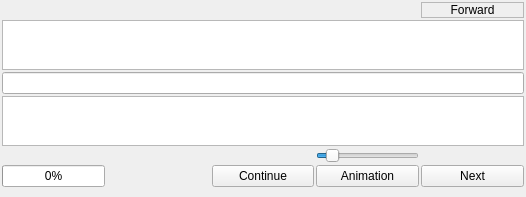
First picture: the form in src/openalea/lpy/gui/debugger_right_ui.ui, repository openalea/lpy, before the edit.
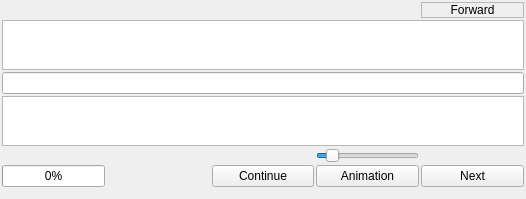
Second picture: the form after the edit. Icons and pictures are not drawn.

Commit message: fix pb with missing font

Patch:
```diff
--- a/src/openalea/lpy/gui/debugger_right_ui.ui
+++ b/src/openalea/lpy/gui/debugger_right_ui.ui
@@ -1,12 +1,12 @@
 <ui version="4.0" >
  <class>Form</class>
- <widget class="QWidget" name="Form" >
-  <property name="geometry" >
+ <widget class="QWidget" name="Form">
+  <property name="geometry">
    <rect>
     <x>0</x>
     <y>0</y>
     <width>526</width>
-    <height>197</height>
+    <height>199</height>
    </rect>
   </property>
   <property name="windowTitle" >
```
Left out of the diff: 154 changed lines with no effect on the pictures.
